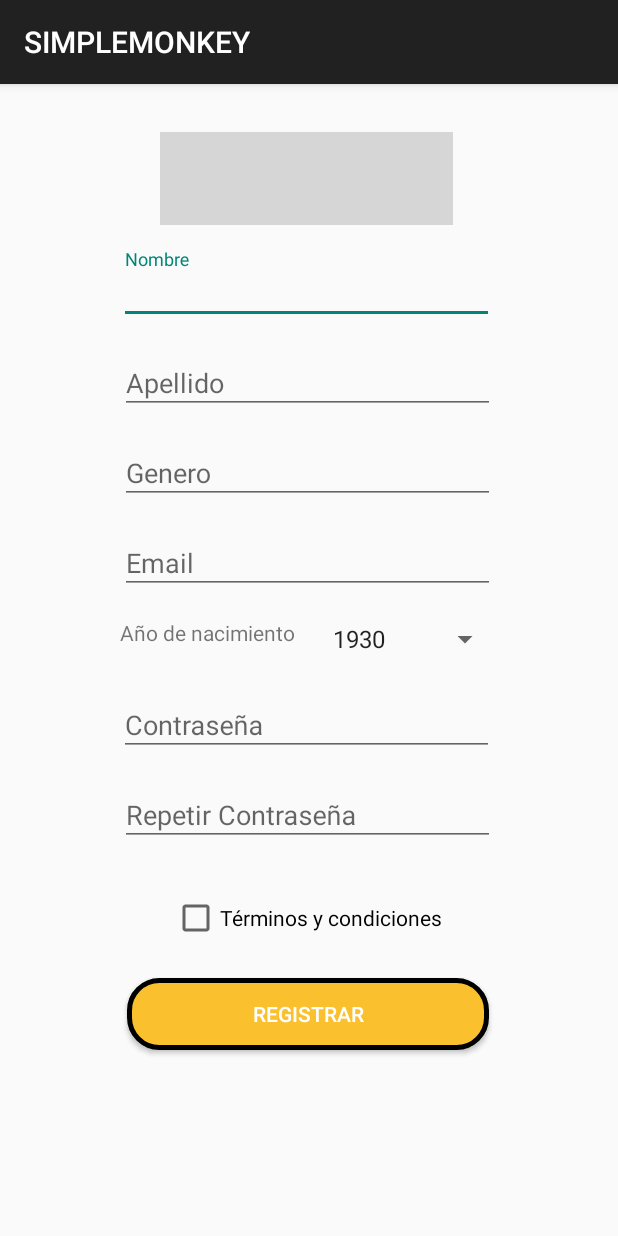
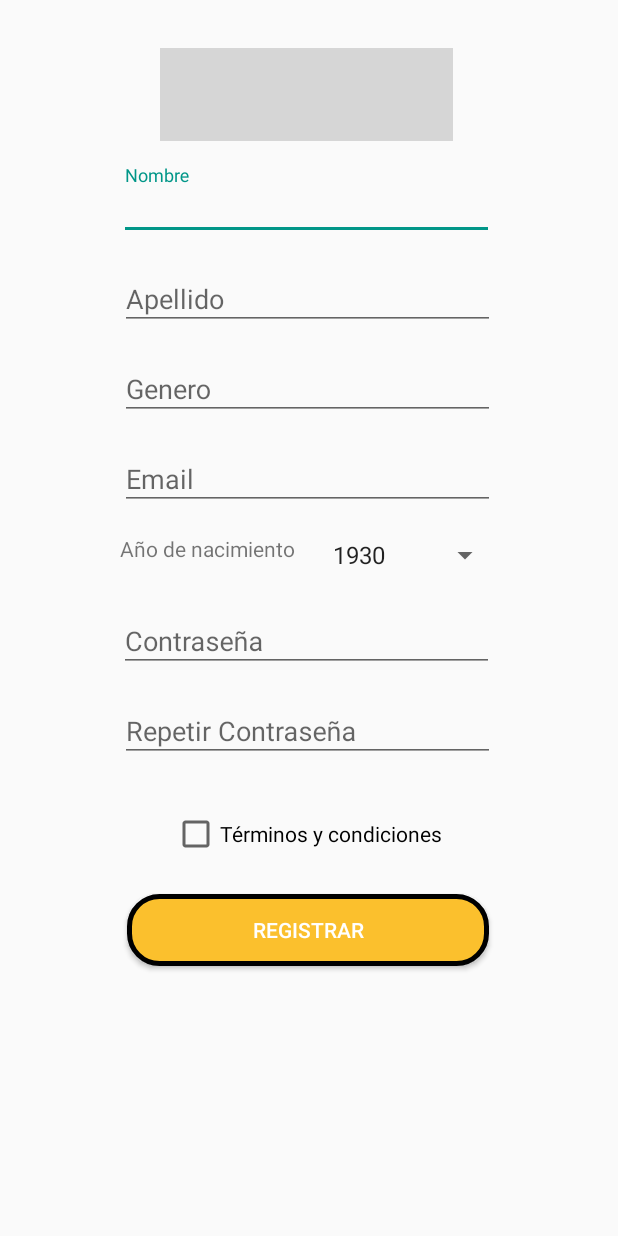
Before and after one commit to xariasavila/SimpleMonkey, an Android app: the screen it shows after launch (registroUsuario), after a tap on "Registrate Aquí!!", on a phone screen of 412 x 824 dp. Run offline under Robolectric (Android 15) with nearby library versions, the phone set to English and light mode, and no system bars; libraries missing offline, so code that uses them is left out: com.facebook; 2 statements that could not run were skipped; grey boxes are pictures that could not be loaded.

Commit message:
Set app values

```diff
--- a/app/src/main/res/values/colors.xml
+++ b/app/src/main/res/values/colors.xml
@@ -1,6 +1,6 @@
 <?xml version="1.0" encoding="utf-8"?>
 <resources>
-
-
-
+    <color name="colorPrimary">#f9bf2d</color>
+    <color name="colorPrimaryDark">#ffab00</color>
+    <color name="colorAccent">#009688</color>
 </resources>
--- a/app/src/main/res/values/styles.xml
+++ b/app/src/main/res/values/styles.xml
@@ -1,16 +1,11 @@
 <resources>
 
     <!-- Base application theme. -->
-    <style name="AppTheme" parent="Theme.AppCompat.Light.DarkActionBar"></style>
-
-    <style name="Sintema" parent="Theme.AppCompat.NoActionBar">
-
-
-
-
-
+    <style name="AppTheme" parent="Theme.AppCompat.Light.NoActionBar">
+        <!-- Customize your theme here. -->
+        <item name="colorPrimary">@color/colorPrimary</item>
+        <item name="colorPrimaryDark">@color/colorPrimaryDark</item>
+        <item name="colorAccent">@color/colorAccent</item>
     </style>
 
-
-
 </resources>
```
Also changed, not shown: app/src/main/res/values/strings.xml (+64 -1 lines).
